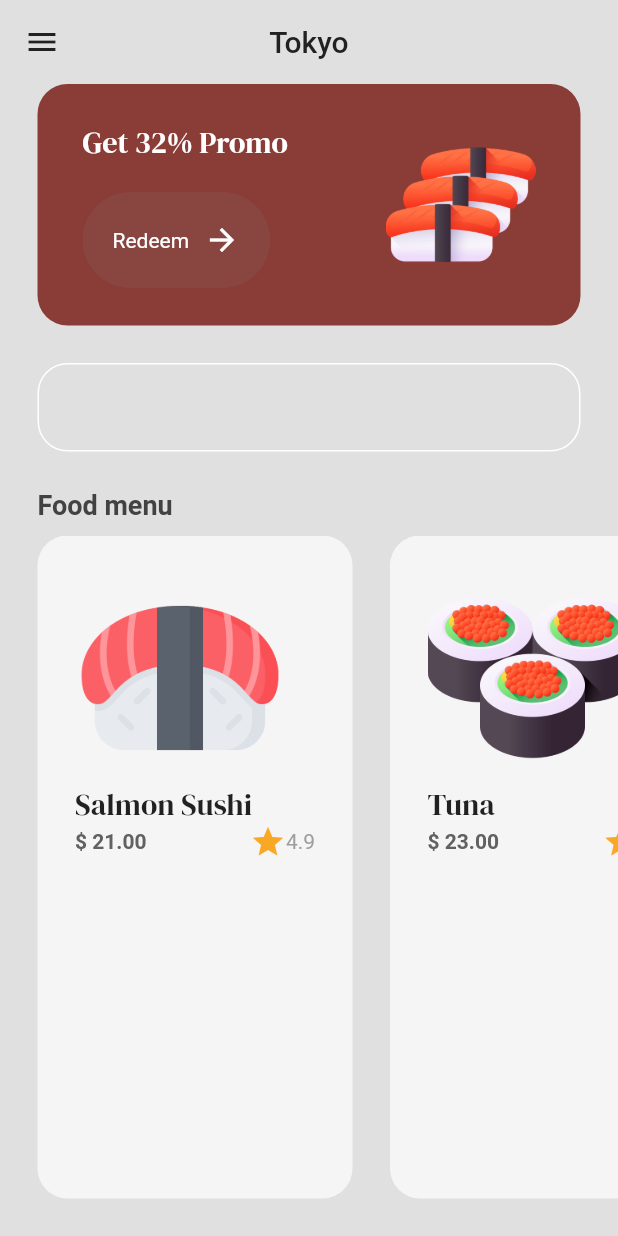
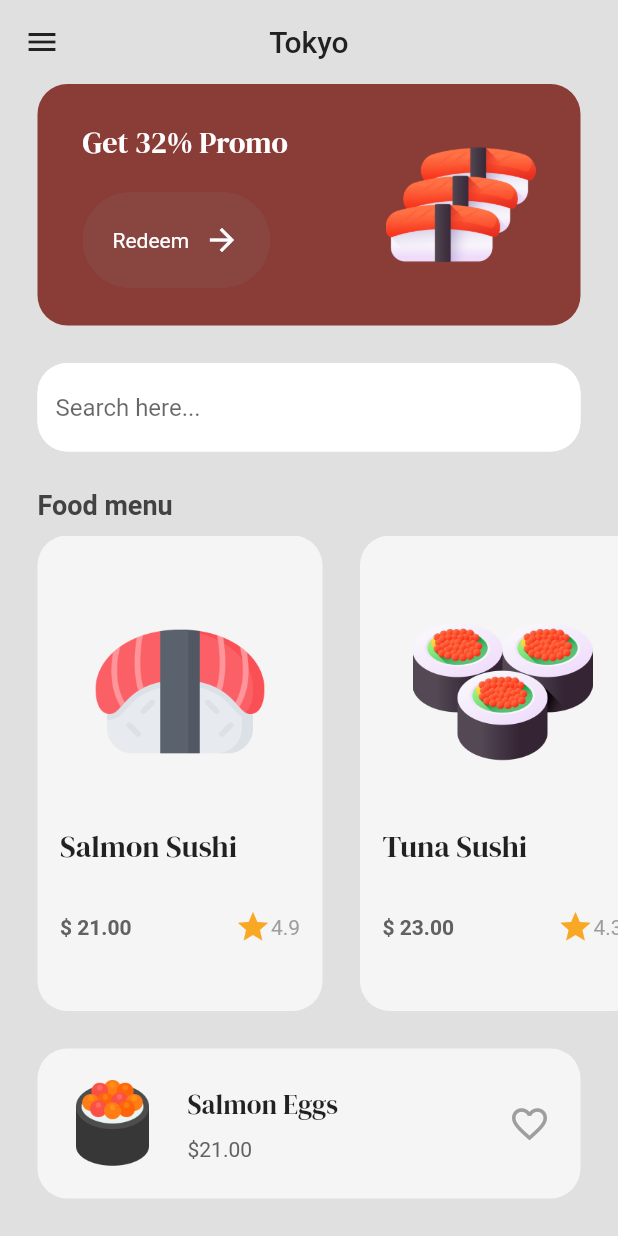
Before and after one commit to deniell/sushi_man_app, a Flutter app: the MenuPage screen opened by its route, on a phone screen of 412 x 824 dp. Run offline on Flutter 3.47's test engine with Material 2 defaults, Android fonts, the phone set to English and light mode, and no system bars; our stand-ins replace freezed_annotation, google_fonts; generated files the repository leaves out were written again.

Commit message:
- Menu page is ready.

```diff
--- a/lib/components/food_tile.dart
+++ b/lib/components/food_tile.dart
@@ -18,14 +18,18 @@ class FoodTile extends StatelessWidget {
         borderRadius: BorderRadius.circular(20),
       ),
       margin: const EdgeInsets.only(left: 25),
-      padding: const EdgeInsets.all(25),
+      padding: const EdgeInsets.all(15),
       child: Column(
         crossAxisAlignment: CrossAxisAlignment.start,
+        mainAxisAlignment: MainAxisAlignment.spaceEvenly,
         children: [
-          // iamge
-          Image.asset(
-            food.imagePath,
-            height: 140,
+          // image
+          Padding(
+            padding: const EdgeInsets.symmetric(horizontal: 20),
+            child: Image.asset(
+              food.imagePath,
+              height: 120,
+            ),
           ),
 
           // text
--- a/lib/pages/menu_page.dart
+++ b/lib/pages/menu_page.dart
@@ -24,7 +24,7 @@ class _MenuPageState extends State<MenuPage> {
 
     // tuna
     const Food(
-      name: 'Tuna',
+      name: 'Tuna Sushi',
       price: '23.00',
       imagePath: 'assets/images/tuna.png',
       rating: '4.3',
@@ -34,6 +34,7 @@ class _MenuPageState extends State<MenuPage> {
   @override
   Widget build(BuildContext context) {
     return Scaffold(
+      resizeToAvoidBottomInset: false,
       backgroundColor: Colors.grey[300],
       appBar: AppBar(
         backgroundColor: Colors.transparent,
@@ -100,6 +101,8 @@ class _MenuPageState extends State<MenuPage> {
             padding: const EdgeInsets.symmetric(horizontal: 25),
             child: TextField(
               decoration: InputDecoration(
+                filled: true,
+                fillColor: Colors.white,
                 focusedBorder: OutlineInputBorder(
                   borderSide: const BorderSide(color: Colors.white),
                   borderRadius: BorderRadius.circular(20),
@@ -108,6 +111,7 @@ class _MenuPageState extends State<MenuPage> {
                   borderSide: const BorderSide(color: Colors.white),
                   borderRadius: BorderRadius.circular(20),
                 ),
+                hintText: 'Search here...'
               ),
             ),
           ),
@@ -140,9 +144,60 @@ class _MenuPageState extends State<MenuPage> {
             ),
           ),
 
-          const SizedBox(height: 25),
+          // const SizedBox(height: 25),
 
           // popular food
+          Container(
+            decoration: BoxDecoration(
+              color: Colors.grey[100],
+              borderRadius: BorderRadius.circular(20)
+            ),
+            margin: const EdgeInsets.all(25),
+            padding: const EdgeInsets.all(20),
+            child: Row(
+              mainAxisAlignment: MainAxisAlignment.spaceBetween,
+              children: [
+                Row(
+                  children: [
+                    // image
+                    Image.asset(
+                      'assets/images/salmon_eggs.png',
+                      height: 60,
+                    ),
+
+                    const SizedBox(width: 20),
+
+                    // name and price
+                    Column(
+                      crossAxisAlignment: CrossAxisAlignment.start,
+                      children: [
+                        // name
+                        Text(
+                          'Salmon Eggs',
+                          style: GoogleFonts.dmSerifDisplay(fontSize: 18),
+                        ),
+
+                        const SizedBox(height: 10),
+
+                        // price
+                        Text(
+                          '\$21.00',
+                          style: TextStyle(color: Colors.grey[700]),
+                        )
+                      ],
+                    ),
+                  ],
+                ),
+
+                // heart
+                const Icon(
+                  Icons.favorite_outline,
+                  color: Colors.grey,
+                  size: 28,
+                )
+              ],
+            ),
+          )
         ],
       ),
     );
```
